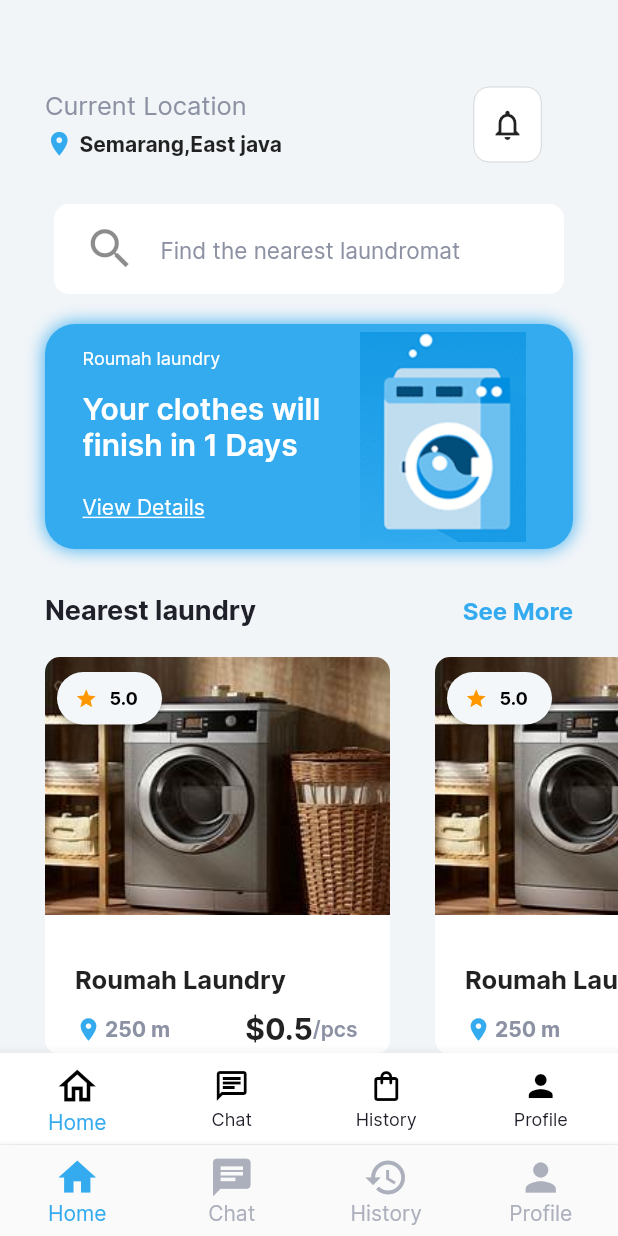
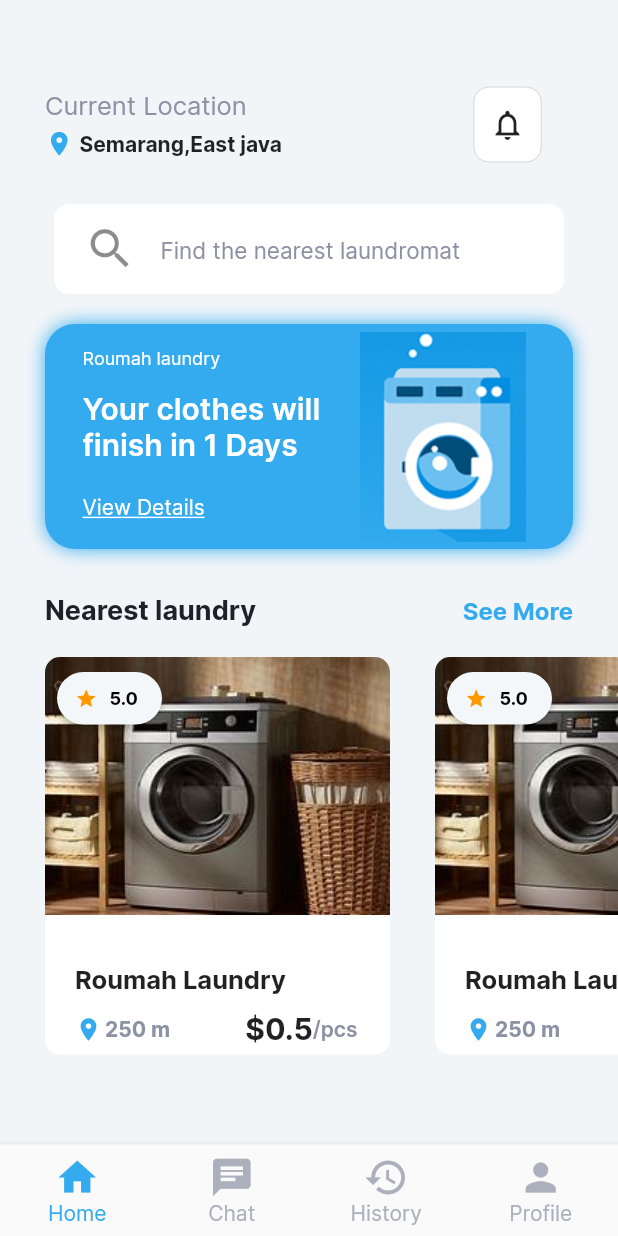
Before and after one commit to hardikrathod81/laundry_app, a Flutter app: the screen it shows after launch, on a phone screen of 412 x 824 dp. Run offline on Flutter 3.47's test engine with Material 2 defaults, Android fonts, the phone set to English and light mode, and no system bars.

Commit message:
BottomNavbar remove from HomePage

```diff
--- a/lib/modules/home/views/home_page.dart
+++ b/lib/modules/home/views/home_page.dart
@@ -1,11 +1,9 @@
 import 'package:flutter/material.dart';
 import 'package:laundry_app/core/app_colors.dart';
 import 'package:laundry_app/modules/history/history.dart';
-import 'package:laundry_app/modules/chat/models/chatpage.dart';
 import 'package:laundry_app/modules/history/history1.dart';
 import 'package:laundry_app/modules/profile/profile.dart';
 import 'package:laundry_app/modules/order/checkout.dart';
-
 import 'package:laundry_app/modules/order/process/trackorder.dart';
 
 class HomePage extends StatelessWidget {
@@ -559,45 +557,6 @@ class HomePage extends StatelessWidget {
           )
         ],
       ),
-      bottomNavigationBar: BottomNavigationBar(
-          currentIndex: 0,
-          onTap: (value) {
-            Navigator.push(
-                context, MaterialPageRoute(builder: (context) => ChatPage()));
-          },
-          type: BottomNavigationBarType.fixed,
-          backgroundColor: Colors.white,
-          selectedIconTheme:
-              const IconThemeData(color: AppColors.blue, size: 30),
-          selectedItemColor: AppColors.blue,
-          showUnselectedLabels: true,
-          unselectedItemColor: AppColors.black,
-          items: const [
-            BottomNavigationBarItem(
-                icon: Icon(
-                  Icons.home_outlined,
-                  color: Colors.black,
-                ),
-                label: 'Home'),
-            BottomNavigationBarItem(
-                icon: Icon(
-                  Icons.chat_outlined,
-                  color: Colors.black,
-                ),
-                label: 'Chat'),
-            BottomNavigationBarItem(
-                icon: Icon(
-                  Icons.shopping_bag_outlined,
-                  color: Colors.black,
-                ),
-                label: 'History'),
-            BottomNavigationBarItem(
-                icon: Icon(
-                  Icons.person,
-                  color: Colors.black,
-                ),
-                label: 'Profile'),
-          ]),
     );
   }
 }
```
